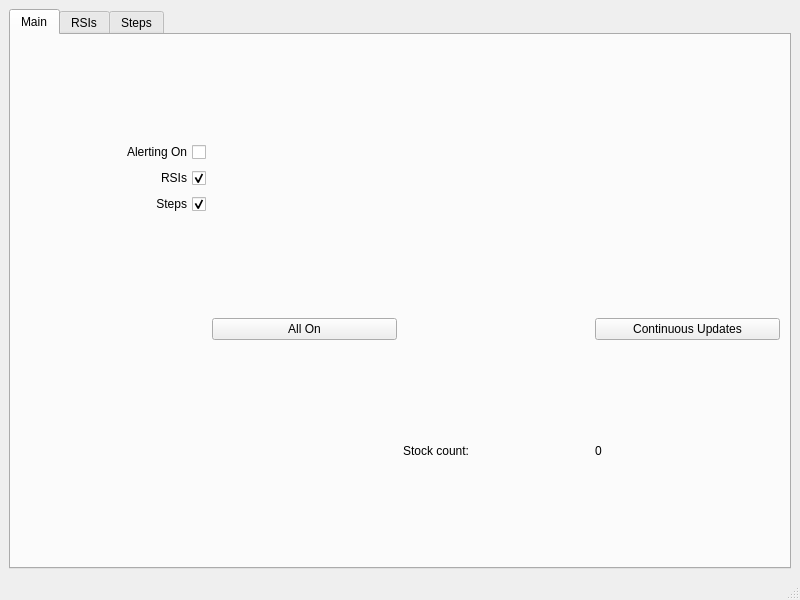
Above: uiComps/qtGeneration/AlertWindow.ui from irrelevantmuch/IB_apps before the change. Below: the same form after it.
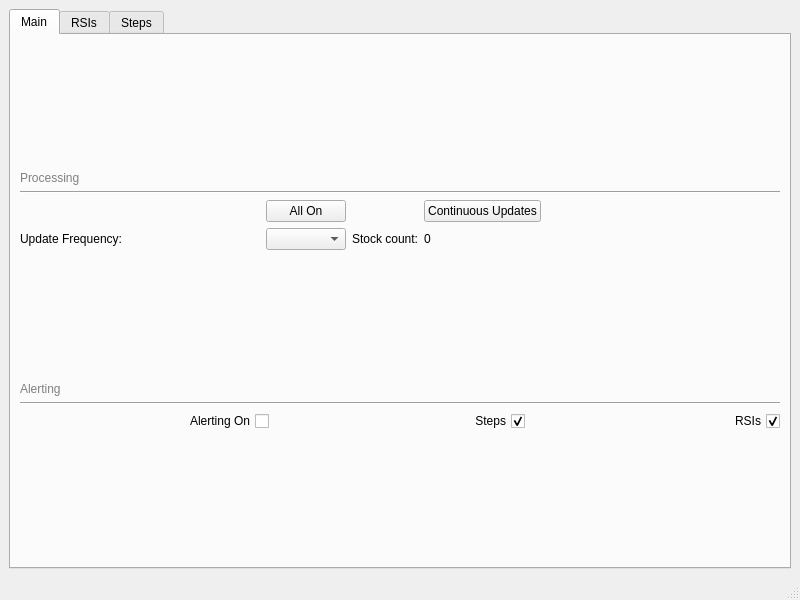
That is the form after the change.

Commit message: Added selecting the update frequency for Finazon

```diff
--- a/uiComps/qtGeneration/AlertWindow.ui
+++ b/uiComps/qtGeneration/AlertWindow.ui
@@ -24,8 +24,62 @@
        <attribute name="title">
         <string>Main</string>
        </attribute>
-       <layout class="QGridLayout" name="gridLayout_2">
-        <item row="4" column="3">
+       <layout class="QVBoxLayout" name="verticalLayout_2">
+        <item>
+         <layout class="QVBoxLayout" name="verticalLayout">
+          <item>
+           <spacer name="verticalSpacer_2">
+            <property name="orientation">
+             <enum>Qt::Vertical</enum>
+            </property>
+            <property name="sizeHint" stdset="0">
+             <size>
+              <width>20</width>
+              <height>40</height>
+             </size>
+            </property>
+           </spacer>
+          </item>
+          <item>
+           <widget class="QLabel" name="label_4">
+            <property name="text">
+             <string>&lt;html&gt;&lt;head/&gt;&lt;body&gt;&lt;p&gt;&lt;span style=&quot; color:#808080;&quot;&gt;Processing&lt;/span&gt;&lt;/p&gt;&lt;/body&gt;&lt;/html&gt;</string>
+            </property>
+            <property name="textFormat">
+             <enum>Qt::AutoText</enum>
+            </property>
+           </widget>
+          </item>
+          <item>
+           <widget class="Line" name="line_2">
+            <property name="orientation">
+             <enum>Qt::Horizontal</enum>
+            </property>
+           </widget>
+          </item>
+          <item>
+           <layout class="QGridLayout" name="processing_props_layout">
+            <item row="0" column="4">
+             <spacer name="horizontalSpacer_8">
+              <property name="orientation">
+               <enum>Qt::Horizontal</enum>
+              </property>
+              <property name="sizeHint" stdset="0">
+               <size>
+                <width>40</width>
+                <height>20</height>
+               </size>
+              </property>
+             </spacer>
+            </item>
+            <item row="1" column="0">
+             <widget class="QLabel" name="label_3">
+              <property name="text">
+               <string>Update Frequency:</string>
+              </property>
+             </widget>
+            </item>
+            <item row="1" column="3">
          <widget class="QLabel" name="stock_count_label">
           <property name="sizePolicy">
            <sizepolicy hsizetype="Preferred" vsizetype="Fixed">
@@ -38,29 +92,77 @@
           </property>
          </widget>
         </item>
-        <item row="3" column="1">
+            <item row="0" column="3">
+             <widget class="QPushButton" name="rotation_button">
+              <property name="text">
+               <string>Continuous Updates</string>
+              </property>
+             </widget>
+            </item>
+            <item row="0" column="1">
          <widget class="QPushButton" name="list_selection_button">
           <property name="text">
            <string>All On</string>
           </property>
          </widget>
         </item>
-        <item row="4" column="2">
+            <item row="1" column="2">
          <widget class="QLabel" name="label_13">
           <property name="text">
            <string>Stock count:</string>
           </property>
          </widget>
         </item>
-        <item row="3" column="3">
-         <widget class="QPushButton" name="rotation_button">
+            <item row="0" column="0">
+             <spacer name="horizontalSpacer_7">
+              <property name="orientation">
+               <enum>Qt::Horizontal</enum>
+              </property>
+              <property name="sizeHint" stdset="0">
+               <size>
+                <width>40</width>
+                <height>20</height>
+               </size>
+              </property>
+             </spacer>
+            </item>
+            <item row="1" column="1">
+             <widget class="QComboBox" name="update_frequency_box"/>
+            </item>
+           </layout>
+          </item>
+          <item>
+           <spacer name="verticalSpacer">
+            <property name="orientation">
+             <enum>Qt::Vertical</enum>
+            </property>
+            <property name="sizeHint" stdset="0">
+             <size>
+              <width>20</width>
+              <height>40</height>
+             </size>
+            </property>
+           </spacer>
+          </item>
+          <item>
+           <widget class="QLabel" name="label_14">
           <property name="text">
-           <string>Continuous Updates</string>
-          </property>
-         </widget>
-        </item>
-        <item row="1" column="0">
-         <layout class="QVBoxLayout" name="verticalLayout">
+             <string>&lt;html&gt;&lt;head/&gt;&lt;body&gt;&lt;p&gt;&lt;span style=&quot; color:#808080;&quot;&gt;Alerting&lt;/span&gt;&lt;/p&gt;&lt;/body&gt;&lt;/html&gt;</string>
+            </property>
+            <property name="textFormat">
+             <enum>Qt::AutoText</enum>
+            </property>
+           </widget>
+          </item>
+          <item>
+           <widget class="Line" name="line">
+            <property name="orientation">
+             <enum>Qt::Horizontal</enum>
+            </property>
+           </widget>
+          </item>
+          <item>
+           <layout class="QHBoxLayout" name="horizontalLayout_2">
           <item>
            <widget class="QCheckBox" name="data_listen_checkbox">
             <property name="layoutDirection">
@@ -71,19 +173,6 @@
             </property>
            </widget>
           </item>
-          <item>
-           <widget class="QCheckBox" name="alert_box_rsi">
-            <property name="layoutDirection">
-             <enum>Qt::RightToLeft</enum>
-            </property>
-            <property name="text">
-             <string>RSIs</string>
-            </property>
-            <property name="checked">
-             <bool>true</bool>
-            </property>
-           </widget>
-          </item>
           <item>
            <widget class="QCheckBox" name="alert_box_steps">
             <property name="layoutDirection">
@@ -96,6 +185,34 @@
              <bool>true</bool>
             </property>
            </widget>
+            </item>
+            <item>
+             <widget class="QCheckBox" name="alert_box_rsi">
+              <property name="layoutDirection">
+               <enum>Qt::RightToLeft</enum>
+              </property>
+              <property name="text">
+               <string>RSIs</string>
+              </property>
+              <property name="checked">
+               <bool>true</bool>
+              </property>
+             </widget>
+            </item>
+           </layout>
+          </item>
+          <item>
+           <spacer name="verticalSpacer_3">
+            <property name="orientation">
+             <enum>Qt::Vertical</enum>
+            </property>
+            <property name="sizeHint" stdset="0">
+             <size>
+              <width>20</width>
+              <height>40</height>
+             </size>
+            </property>
+           </spacer>
           </item>
          </layout>
         </item>
```
Lines whose indentation alone changed are shown as unchanged. The commit also changes 6 other files.
